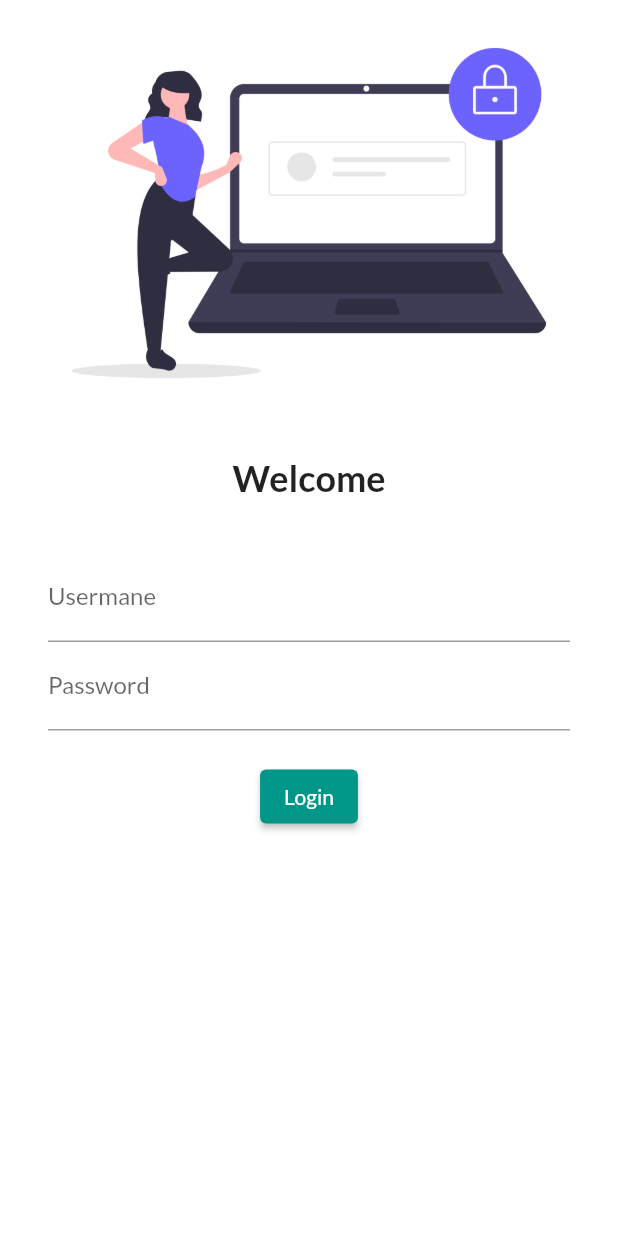
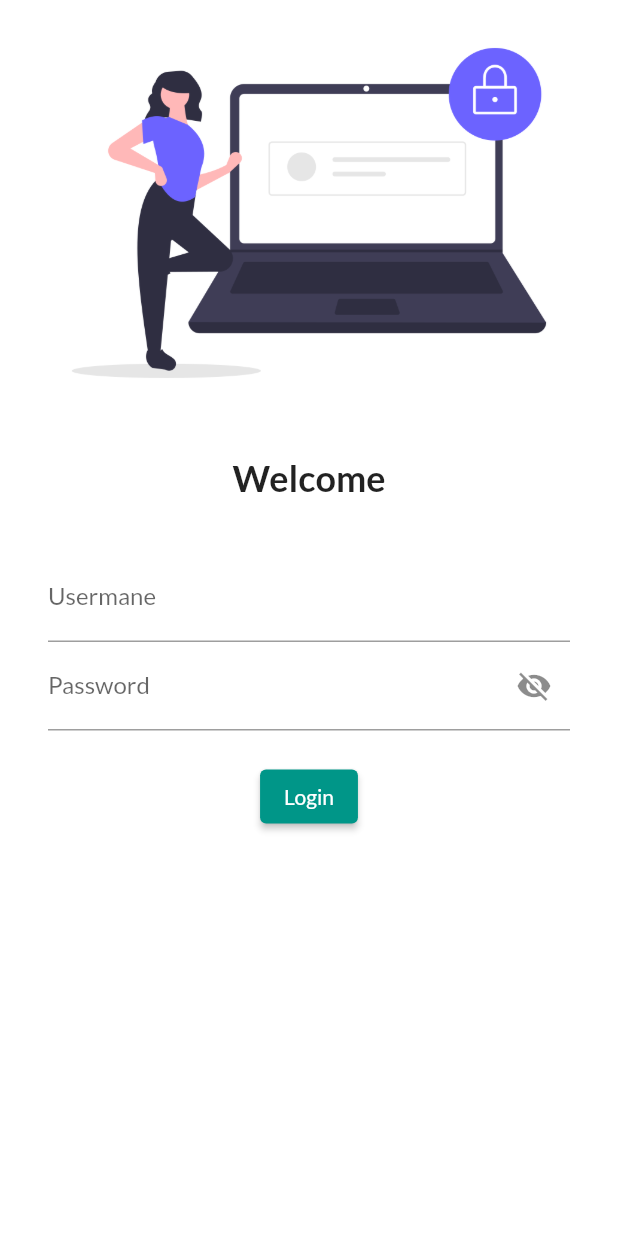
Before and after one commit to Di55olved/flutter_application_2, a Flutter app: the screen it shows after launch, on a phone screen of 412 x 824 dp. Run offline on Flutter 3.47's test engine with Material 2 defaults, Android fonts, the phone set to English and light mode, and no system bars; our stand-ins replace google_fonts.

Commit message:
Show/Hide toggle button

```diff
--- a/lib/pages/login_page.dart
+++ b/lib/pages/login_page.dart
@@ -1,7 +1,14 @@
 import 'package:flutter/material.dart';
 
-class LoginPage extends StatelessWidget {
+class LoginPage extends StatefulWidget {
   const LoginPage({super.key});
+
+  @override
+  State<LoginPage> createState() => _LoginPageState();
+}
+
+class _LoginPageState extends State<LoginPage> {
+  bool passwordVisible = false;
 
   @override
   Widget build(BuildContext context) {
@@ -36,9 +43,19 @@ class LoginPage extends StatelessWidget {
                         hintText: "Enter Username", labelText: "Usermane"),
                   ),
                   TextFormField(
-                    obscureText: true,
-                    decoration: const InputDecoration(
-                        hintText: "Enter Password", labelText: "Password"),
+                    obscureText: passwordVisible,
+                    decoration: InputDecoration(
+                        hintText: "Enter Password",
+                        labelText: "Password",
+                        suffixIcon: IconButton(
+                            onPressed: () {
+                              setState(() {
+                                passwordVisible = !passwordVisible;
+                              });
+                            },
+                            icon: Icon(passwordVisible
+                                ? Icons.visibility
+                                : Icons.visibility_off))),
                   ),
                   const SizedBox(
                     height: 20.0,
```
